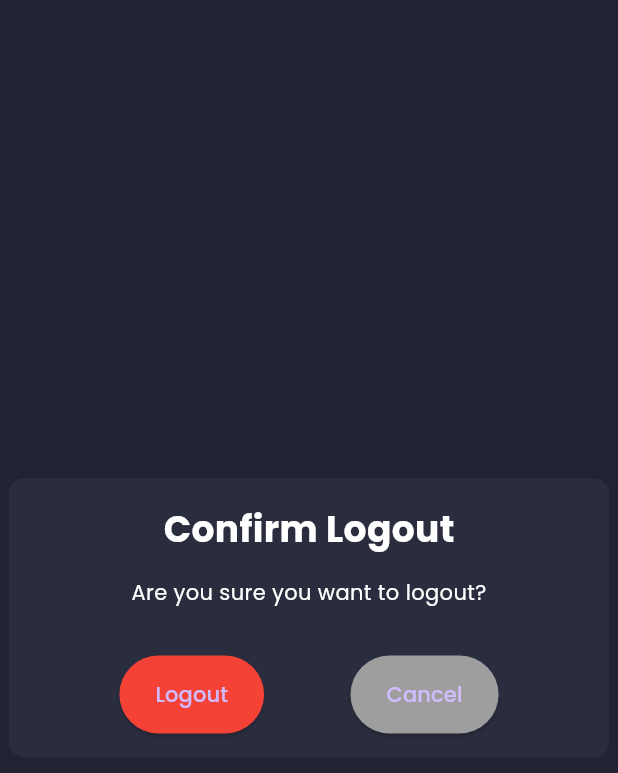
After one commit to raouf-zobir/Tatweer-Hackathon, a Flutter app: the LogoutPage screen opened directly, on a phone screen of 412 x 824 dp. The commit adds this screen. Shown: the top 773 px of the screen. Run offline on Flutter 3.47's test engine with Material 3 defaults, Android fonts, the phone set to English and light mode, and no system bars; our stand-ins replace fl_chart, flutter_svg, google_fonts.

```diff
--- a/code/frontend/lib/constants/style.dart
+++ b/code/frontend/lib/constants/style.dart
@@ -8,6 +8,9 @@ const defaultPadding = 16.0;
 
 const cardBgColor = Color(0xFF2A2D3E);
 const cardBorderRadius = 10.0;
+
+const errorColor = Color(0xFFFF0000);
+const warningColor = Color(0xFFFFA500);
 
 class Responsive {
   static bool isMobile(BuildContext context) =>
--- /dev/null
+++ b/code/frontend/lib/screens/auth/logout_page.dart
@@ -0,0 +1,82 @@
+import 'package:flutter/material.dart';
+import '../../constants/style.dart';
+
+class LogoutPage extends StatelessWidget {
+  const LogoutPage({Key? key}) : super(key: key);
+
+  @override
+  Widget build(BuildContext context) {
+    return Scaffold(
+      backgroundColor: bgColor,
+      body: Center(
+        child: Container(
+          constraints: const BoxConstraints(maxWidth: 400),
+          padding: const EdgeInsets.all(defaultPadding),
+          decoration: BoxDecoration(
+            color: secondaryColor,
+            borderRadius: BorderRadius.circular(10),
+          ),
+          child: Column(
+            mainAxisSize: MainAxisSize.min,
+            children: [
+              const Text(
+                "Confirm Logout",
+                style: TextStyle(
+                  fontSize: 24,
+                  fontWeight: FontWeight.bold,
+                ),
+              ),
+              const SizedBox(height: defaultPadding),
+              const Text(
+                "Are you sure you want to logout?",
+                textAlign: TextAlign.center,
+              ),
+              const SizedBox(height: defaultPadding * 2),
+              Row(
+                mainAxisAlignment: MainAxisAlignment.spaceEvenly,
+                children: [
+                  ElevatedButton(
+                    style: ElevatedButton.styleFrom(
+                      backgroundColor: Colors.red,
+                      padding: const EdgeInsets.symmetric(
+                        horizontal: defaultPadding * 1.5,
+                        vertical: defaultPadding,
+                      ),
+                    ),
+                    onPressed: () {
+                      // Add your logout logic here
+                      // For now, just navigate to login page
+                      Navigator.of(context).pushReplacement(
+                        MaterialPageRoute(
+                          builder: (context) => const Scaffold(
+                            body: Center(
+                              child: Text("Login Page (To be implemented)"),
+                            ),
+                          ),
+                        ),
+                      );
+                    },
+                    child: const Text("Logout"),
+                  ),
+                  ElevatedButton(
+                    style: ElevatedButton.styleFrom(
+                      backgroundColor: Colors.grey,
+                      padding: const EdgeInsets.symmetric(
+                        horizontal: defaultPadding * 1.5,
+                        vertical: defaultPadding,
+                      ),
+                    ),
+                    onPressed: () {
+                      Navigator.of(context).pop();
+                    },
+                    child: const Text("Cancel"),
+                  ),
+                ],
+              ),
+            ],
+          ),
+        ),
+      ),
+    );
+  }
+}
--- a/code/frontend/lib/screens/pages/page_container.dart
+++ b/code/frontend/lib/screens/pages/page_container.dart
@@ -3,6 +3,7 @@ import '../../constants/pages.dart';
 import '../../constants/style.dart';
 import '../dashboard/dashboard_screen.dart';
 import '../components/dashboard_header.dart';
+import '../auth/logout_page.dart';
 
 class PageContainer extends StatelessWidget {
   final DashboardPage currentPage;
@@ -36,7 +37,9 @@ class PageContainer extends StatelessWidget {
       case DashboardPage.settings:
         return ResponsivePage(title: 'Settings');
       case DashboardPage.logout:
-        return ResponsivePage(title: 'Logout');
+        return const LogoutPage();
+      default:
+        return ResponsivePage(title: page.toString().split('.').last);
     }
   }
 }
```
